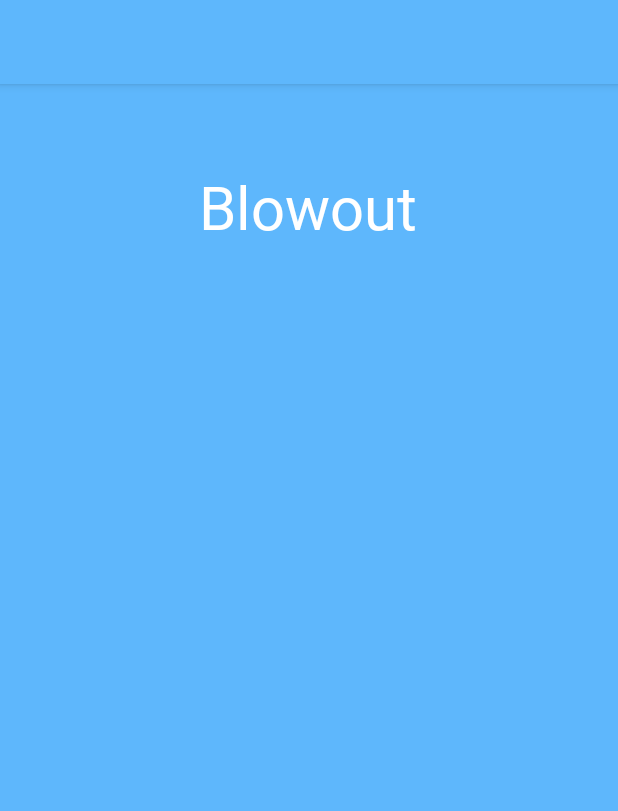
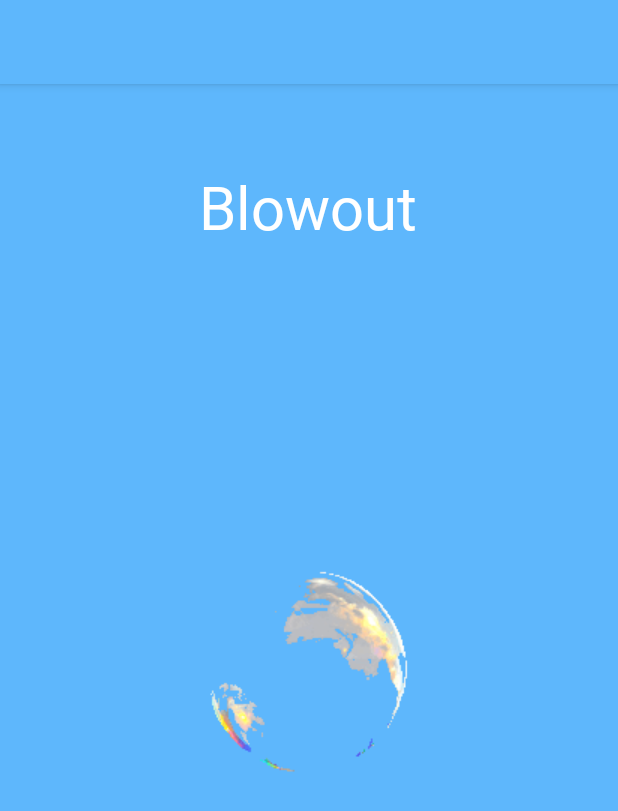
Before and after one commit to Slafed/Bubbles, an Android app: the screen it shows after launch (MainActivity), on a phone screen of 412 x 824 dp. Shown: the top 811 px of the screen. Run offline under Robolectric (Android 15) with nearby library versions, the phone set to English and light mode, and no system bars; Roboto replaces fonts that are not available here.

Commit message:
bubble buttons

```diff
--- /dev/null
+++ b/app/src/main/res/drawable/buttonshape.xml
@@ -0,0 +1,11 @@
+<?xml version="1.0" encoding="utf-8"?>
+<shape xmlns:android="http://schemas.android.com/apk/res/android"
+    android:shape="rectangle">
+    <corners android:radius="1000dp" />
+    <solid android:color="@null" />
+    <padding
+        android:bottom="4dp"
+        android:left="4dp"
+        android:right="4dp"
+        android:top="4dp" />
+</shape>
--- a/app/src/main/res/layout/activity_main.xml
+++ b/app/src/main/res/layout/activity_main.xml
@@ -20,4 +20,14 @@
         app:layout_constraintTop_toTopOf="parent"
         app:layout_constraintVertical_bias="0.077" />
 
+    <Button
+        android:layout_width="182dp"
+        android:layout_height="170dp"
+        android:background="@drawable/buttonshape"
+        android:drawableTop="@drawable/bubblebutton"
+        app:layout_constraintBottom_toBottomOf="parent"
+        app:layout_constraintEnd_toEndOf="parent"
+        app:layout_constraintStart_toStartOf="parent"
+        app:layout_constraintTop_toTopOf="parent" />
+
 </androidx.constraintlayout.widget.ConstraintLayout>
```
Also changed, not shown: app/src/main/res/drawable/bubblebutton.png (added).
